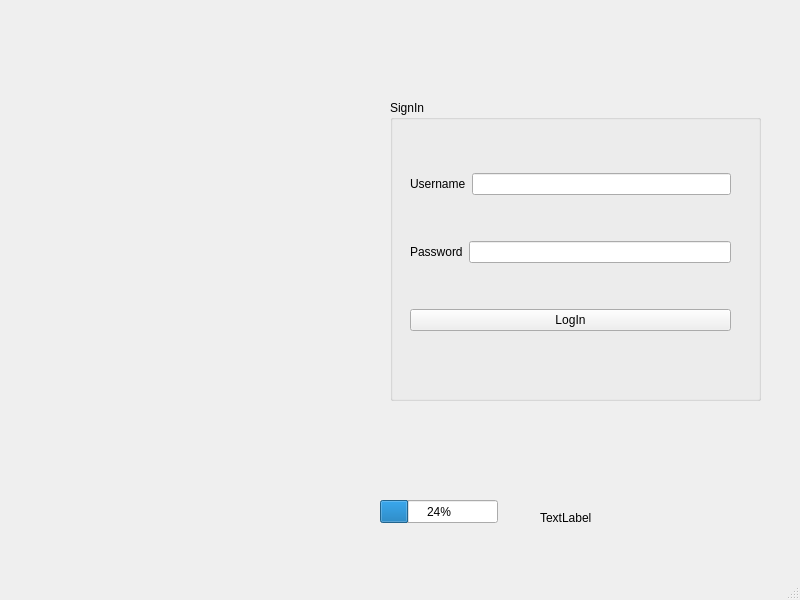
First picture: the form in Tutorial/LoginApp/mainwindow.ui, repository Nakkwan/Qt, before the edit.
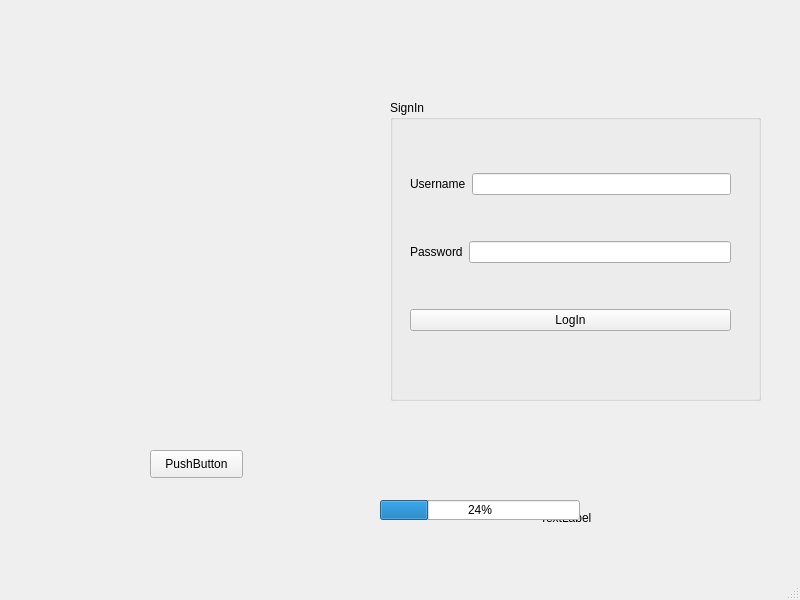
Second picture: the form after the edit.

Diff of the .ui file:
```diff
--- a/Tutorial/LoginApp/mainwindow.ui
+++ b/Tutorial/LoginApp/mainwindow.ui
@@ -112,14 +112,39 @@
      <rect>
       <x>380</x>
       <y>500</y>
-      <width>118</width>
-      <height>23</height>
+      <width>200</width>
+      <height>20</height>
      </rect>
     </property>
+    <property name="minimumSize">
+     <size>
+      <width>200</width>
+      <height>20</height>
+     </size>
+    </property>
+    <property name="maximumSize">
+     <size>
+      <width>200</width>
+      <height>20</height>
+     </size>
+    </property>
     <property name="value">
      <number>24</number>
     </property>
    </widget>
+   <widget class="QPushButton" name="pushButton">
+    <property name="geometry">
+     <rect>
+      <x>150</x>
+      <y>450</y>
+      <width>93</width>
+      <height>28</height>
+     </rect>
+    </property>
+    <property name="text">
+     <string>PushButton</string>
+    </property>
+   </widget>
   </widget>
   <widget class="QMenuBar" name="menubar">
    <property name="geometry">
```
